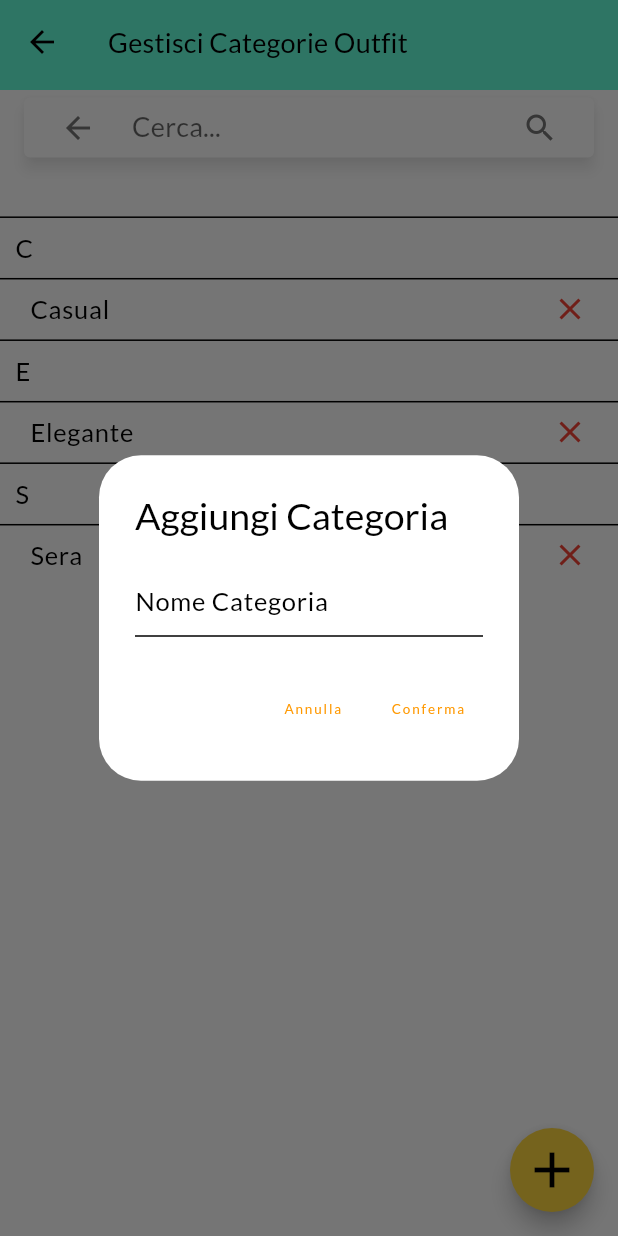
After one commit to Timat-Piderma/cataclothes, a Flutter app: the ManageOutfitCategoriesScreen screen opened directly, after a tap on the "add" icon, on a phone screen of 412 x 824 dp. The commit adds this screen. Run offline on Flutter 3.47's test engine with Material 3 defaults, Android fonts, the phone set to English and light mode, and no system bars; our stand-ins replace google_fonts, image_cropper, image_picker, material_floating_search_bar_2, screenshot; missing offline and left inert: lindi_sticker_widget.

Commit message:
added method to add/delete categories

```diff
--- a/lib/category_article.dart
+++ b/lib/category_article.dart
@@ -3,6 +3,5 @@ import 'category_item.dart';
 class ArticleCategory extends ItemCategory {
   ArticleCategory({
     super.name = "",
-    super.id = 0,
   });
 }
--- a/lib/category_item.dart
+++ b/lib/category_item.dart
@@ -1,9 +1,7 @@
 class ItemCategory {
   String name = "";
-  int id = 0;
 
   ItemCategory({
     this.name = "",
-    this.id = 0,
   });
 }
--- a/lib/category_outfit.dart
+++ b/lib/category_outfit.dart
@@ -3,6 +3,5 @@ import 'category_item.dart';
 class OutfitCategory extends ItemCategory {
   OutfitCategory({
     super.name = "",
-    super.id = 0,
   });
 }
--- a/lib/sample_data.dart
+++ b/lib/sample_data.dart
@@ -274,14 +274,14 @@ class SampleData {
     maglietta3,
   ];
 
-  static ArticleCategory ca_camice = ArticleCategory(name: 'Camicia', id: 1);
-  static ArticleCategory ca_scarpe = ArticleCategory(name: 'Scarpe', id: 2);
-  static ArticleCategory ca_tshirt = ArticleCategory(name: 'T-Shirt', id: 3);
-  static ArticleCategory ca_jeans = ArticleCategory(name: 'Jeans', id: 4);
+  static ArticleCategory ca_camice = ArticleCategory(name: 'Camicia');
+  static ArticleCategory ca_scarpe = ArticleCategory(name: 'Scarpe');
+  static ArticleCategory ca_tshirt = ArticleCategory(name: 'T-Shirt');
+  static ArticleCategory ca_jeans = ArticleCategory(name: 'Jeans');
   static ArticleCategory ca_pantaloni =
-      ArticleCategory(name: 'Pantaloni', id: 5);
-  static ArticleCategory ca_cappelli = ArticleCategory(name: 'Cappello', id: 6);
-  static ArticleCategory ca_gonne = ArticleCategory(name: 'Gonna', id: 7);
+      ArticleCategory(name: 'Pantaloni');
+  static ArticleCategory ca_cappelli = ArticleCategory(name: 'Cappello');
+  static ArticleCategory ca_gonne = ArticleCategory(name: 'Gonna');
 
   static List<ArticleCategory> allArticlesCategories = [
     ca_camice,
@@ -293,9 +293,9 @@ class SampleData {
     ca_gonne
   ];
 
-  static OutfitCategory co_casual = OutfitCategory(name: 'Casual', id: 1);
-  static OutfitCategory co_sera = OutfitCategory(name: 'Sera', id: 2);
-  static OutfitCategory co_elegante = OutfitCategory(name: 'Elegante', id: 3);
+  static OutfitCategory co_casual = OutfitCategory(name: 'Casual');
+  static OutfitCategory co_sera = OutfitCategory(name: 'Sera');
+  static OutfitCategory co_elegante = OutfitCategory(name: 'Elegante');
 
   static List<OutfitCategory> allOutfitsCategories = [
     co_casual,
--- /dev/null
+++ b/lib/screen_manage_outfit_categories.dart
@@ -0,0 +1,196 @@
+import 'package:cataclothes/category_article.dart';
+import 'package:cataclothes/data_manager.dart';
+import 'package:flutter/material.dart';
+
+import 'article.dart';
+import 'category_outfit.dart';
+import 'custom_searchbar.dart';
+import 'outfit.dart';
+
+class ManageOutfitCategoriesScreen extends StatefulWidget {
+  @override
+  State<ManageOutfitCategoriesScreen> createState() {
+    return _ManageOutfitCategoriesScreenState();
+  }
+}
+
+class _ManageOutfitCategoriesScreenState
+    extends State<ManageOutfitCategoriesScreen>
+    with SingleTickerProviderStateMixin {
+  List<OutfitCategory> filteredCategories = [];
+  late TextEditingController _controller;
+
+  @override
+  void initState() {
+    filteredCategories = DataManager.getAllOutfitsCategories();
+    _controller = TextEditingController();
+  }
+
+  double computeHeight() {
+    double height = MediaQuery.of(context).size.height;
+    var padding = MediaQuery.of(context).viewPadding;
+    double safeHeight = height - padding.top - kToolbarHeight;
+    return safeHeight;
+  }
+
+  @override
+  Widget build(BuildContext context) {
+    return Scaffold(
+        //extendBodyBehindAppBar: true,
+        appBar: PreferredSize(
+          preferredSize: const Size.fromHeight(60),
+          child: AppBar(
+            title: Text("Gestisci Categorie Outfit"),
+            backgroundColor: Colors.tealAccent,
+          ),
+        ),
+        floatingActionButton: FloatingActionButton(
+          shape: const CircleBorder(eccentricity: 1),
+          backgroundColor: Colors.amberAccent,
+          child: const Icon(Icons.add, color: Colors.black, size: 40),
+          onPressed: () => {openDialog()},
+        ),
+        body: SingleChildScrollView(
+          physics: NeverScrollableScrollPhysics(),
+          child: Container(
+            height: computeHeight(),
+            child: Column(children: [
+              Expanded(
+                  flex: 2,
+                  child: CustomSearchBar(
+                    func: updateSearchResult,
+                  )),
+              Expanded(
+                flex: 18,
+                child: ListView(
+                  children: buildElements(),
+                ),
+              ),
+            ]),
+          ),
+        ));
+  }
+
+  List<Widget> buildElements() {
+    List<Widget> res = [];
+    List<OutfitCategory> categories = [];
+
+    for (OutfitCategory o in filteredCategories) {
+      categories.add(o);
+    }
+
+    categories.sort((a, b) => a.name.compareTo(b.name));
+
+    String prec = '';
+
+    for (OutfitCategory c in categories) {
+      if (res.isEmpty || c.name[0] != prec) {
+        res.add(const Divider());
+        res.add(Padding(
+          padding: const EdgeInsets.only(left: 10),
+          child: Text(
+            c.name[0].toUpperCase(),
+            style: Theme.of(context).textTheme.bodyLarge,
+          ),
+        ));
+        res.add(const Divider());
+      }
+      res.add(Padding(
+          padding: EdgeInsets.symmetric(horizontal: 20),
+          child: Row(
+            children: [
+              Text(c.name, style: Theme.of(context).textTheme.bodyLarge),
+              Expanded(
+                child: Container(),
+              ),
+              GestureDetector(
+                onTap: () => deleteCategory(c),
+                child: const Icon(Icons.close, color: Colors.red),
+              ),
+            ],
+          )));
+      prec = c.name[0];
+    }
+
+    return res;
+  }
+
+  void updateSearchResult(String query) {
+    List<OutfitCategory> result = query.isEmpty
+        ? DataManager.getAllOutfitsCategories()
+        : DataManager.getAllOutfitsCategories()
+            .where((element) =>
+                element.name.toLowerCase().contains(query.toLowerCase()))
+            .toList();
+
+    setState(() {
+      filteredCategories = result;
+    });
+  }
+
+  Future openDialog() => showDialog(
+      context: context,
+      builder: (context) => AlertDialog(
+            title: const Text("Aggiungi Categoria"),
+            content: TextField(
+              controller: _controller,
+              decoration: const InputDecoration(hintText: "Nome Categoria"),
+            ),
+            actions: [
+              TextButton(
+                  onPressed: () {
+                    Navigator.pop(context);
+                  },
+                  child: const Text("Annulla")),
+              TextButton(
+                  onPressed: () {
+                    if (_controller.text.isNotEmpty) {
+                      addCategory(_controller.text);
+                      Navigator.pop(context);
+                      setState(() {
+                        filteredCategories =
+                            DataManager.getAllOutfitsCategories();
+                      });
+                    }
+                  },
+                  child: const Text("Conferma"))
+            ],
+          ));
+
+  void addCategory(String name) {
+    DataManager().addOutfitCategory(OutfitCategory(name: name));
+
+    ScaffoldMessenger.of(context).showSnackBar(
+      SnackBar(
+        content: const Text('Categoria aggiunta con successo'),
+      ),
+    );
+  }
+
+  void deleteCategory(OutfitCategory toDelete) {
+    List<OutfitCategory> allCategories = DataManager.getAllOutfitsCategories();
+
+    for (Outfit o in DataManager.getAllOutfits()) {
+      if (o.outfitCategory == toDelete) {
+        ScaffoldMessenger.of(context).showSnackBar(
+          SnackBar(
+            content:
+                const Text('Impossibile eliminare una categoria non vuota'),
+          ),
+        );
+        return;
+      }
+    }
+
+    DataManager().deleteOutfitCategory(allCategories.indexOf(toDelete));
+    ScaffoldMessenger.of(context).showSnackBar(
+      SnackBar(
+        content: Text('Categoria ${toDelete.name} rimossa'),
+      ),
+    );
+
+    setState(() {
+      filteredCategories = DataManager.getAllOutfitsCategories();
+    });
+  }
+}
```
Also changed, not shown: lib/data_manager.dart (+23 -1 lines), lib/main.dart (+20 -2 lines), lib/screen_manage_article_categories.dart (added, +195 -0 lines), lib/screen_manage_categories.dart (deleted, +0 -47 lines).
